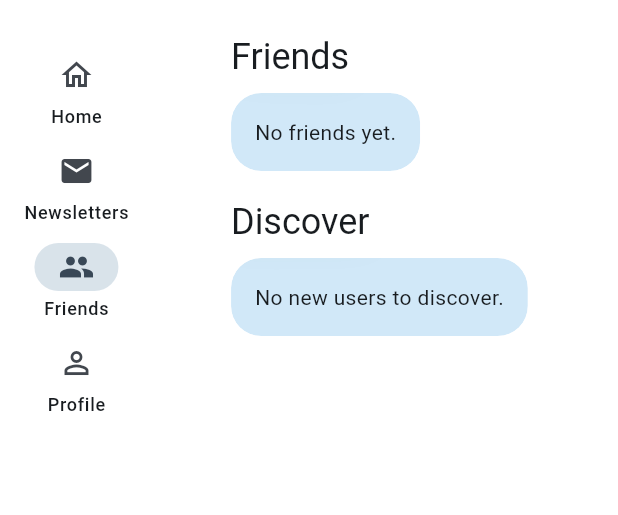
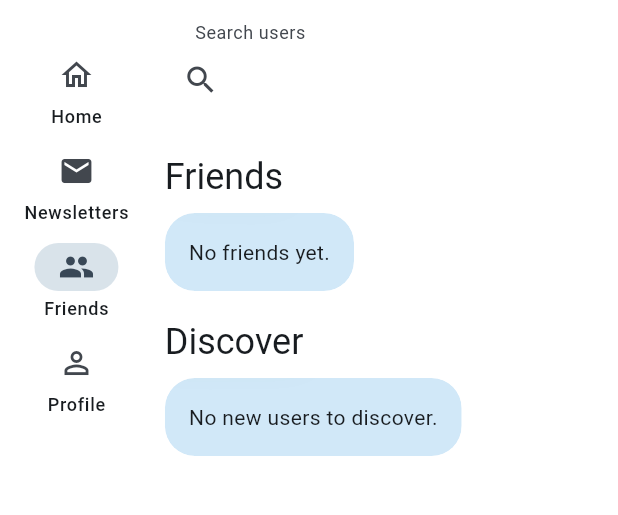
Before and after one commit to leonor-sinogas/world_connect_newsletter, a Flutter app: the HomeShell screen opened directly with empty values, after a tap on "Friends", on a phone screen of 412 x 824 dp, the part 63-578 px from its top. Run offline on Flutter 3.47's test engine with Material 3 defaults, Android fonts, the phone set to English and light mode, and no system bars; our stand-ins replace image_picker; accounts and stored records are empty; network calls fail.

Commit message:
Add friend search and pending invitations

```diff
--- a/frontend/lib/src/app.dart
+++ b/frontend/lib/src/app.dart
@@ -977,6 +977,13 @@ class NewslettersPage extends StatelessWidget {
                             : () => session.subscribe(n),
                         child: const Text('Leave'),
                       )
+                    else if (n.canJoin)
+                      OutlinedButton(
+                        onPressed: () => session.subscribe(n),
+                        child: Text(
+                          n.visibility == 'private' ? 'Join (invited)' : 'Join',
+                        ),
+                      )
                     else if (n.visibility == 'private' &&
                         n.joinStatus == 'pending')
                       const TextButton(onPressed: null, child: Text('Pending'))
@@ -1095,6 +1102,14 @@ class FriendsPage extends StatefulWidget {
 
 class _FriendsPageState extends State<FriendsPage> {
   int friendLimit = 5, discoverLimit = 5;
+  final search = TextEditingController();
+
+  @override
+  void dispose() {
+    search.dispose();
+    super.dispose();
+  }
+
   List<Map<String, dynamic>> _list(String key) {
     final value =
         widget.session.friends[key == 'discover' ? 'prospective' : key];
@@ -1108,14 +1123,28 @@ class _FriendsPageState extends State<FriendsPage> {
     final friends = _list('friends'),
         discover = _list('discover'),
         incoming = _list('incoming');
+    final query = search.text.trim().toLowerCase();
+    final filteredFriends = friends.where((u) => _matches(u, query)).toList();
+    final filteredDiscover = discover.where((u) => _matches(u, query)).toList();
+    final outgoingIds = _outgoingIds();
     return PageFrame(
       onRefresh: widget.session.refresh,
       child: Column(
         crossAxisAlignment: CrossAxisAlignment.start,
         children: [
+          TextField(
+            controller: search,
+            onChanged: (_) => setState(() {}),
+            textInputAction: TextInputAction.search,
+            decoration: const InputDecoration(
+              labelText: 'Search users',
+              prefixIcon: Icon(Icons.search),
+            ),
+          ),
+          const SizedBox(height: 18),
           if (incoming.isNotEmpty) _incomingSection(incoming),
-          _section('Friends', friends.take(friendLimit).toList(), true),
-          if (friends.length > friendLimit)
+          _section('Friends', filteredFriends.take(friendLimit).toList(), true),
+          if (filteredFriends.length > friendLimit)
             Center(
               child: TextButton(
                 onPressed: () => setState(() => friendLimit += 5),
@@ -1123,8 +1152,13 @@ class _FriendsPageState extends State<FriendsPage> {
               ),
             ),
           const SizedBox(height: 18),
-          _section('Discover', discover.take(discoverLimit).toList(), false),
-          if (discover.length > discoverLimit)
+          _section(
+            'Discover',
+            filteredDiscover.take(discoverLimit).toList(),
+            false,
+            pendingIds: outgoingIds,
+          ),
+          if (filteredDiscover.length > discoverLimit)
             Center(
               child: TextButton(
                 onPressed: () => setState(() => discoverLimit += 5),
@@ -1134,6 +1168,20 @@ class _FriendsPageState extends State<FriendsPage> {
         ],
       ),
     );
+  }
+
+  bool _matches(Map<String, dynamic> user, String query) =>
+      query.isEmpty ||
+      (user['username']?.toString().toLowerCase().contains(query) ?? false);
+
+  Set<int> _outgoingIds() {
+    final raw = widget.session.friends['outgoing'];
+    if (raw is! List) return <int>{};
+    return raw
+        .whereType<Map<String, dynamic>>()
+        .map((request) => request['addressee_id'])
+        .whereType<int>()
+        .toSet();
   }
 
   Widget _incomingSection(List<Map<String, dynamic>> requests) => Column(
@@ -1188,8 +1236,9 @@ class _FriendsPageState extends State<FriendsPage> {
   Widget _section(
     String title,
     List<Map<String, dynamic>> items,
-    bool isFriend,
-  ) => Column(
+    bool isFriend, {
+    Set<int> pendingIds = const <int>{},
+  }) => Column(
     crossAxisAlignment: CrossAxisAlignment.start,
     children: [
       Text(title, style: Theme.of(context).textTheme.headlineSmall),
@@ -1217,11 +1266,17 @@ class _FriendsPageState extends State<FriendsPage> {
                   const SizedBox(width: 12),
                   Expanded(child: Text(u['username']?.toString() ?? 'User')),
                   if (!isFriend)
-                    OutlinedButton.icon(
-                      icon: const Icon(Icons.person_add),
-                      label: const Text('Add friend'),
-                      onPressed: () => widget.session.addFriend(u['id'] as int),
-                    ),
+                    pendingIds.contains(u['id'])
+                        ? const OutlinedButton(
+                            onPressed: null,
+                            child: Text('Pending'),
+                          )
+                        : OutlinedButton.icon(
+                            icon: const Icon(Icons.person_add),
+                            label: const Text('Add friend'),
+                            onPressed: () =>
+                                widget.session.addFriend(u['id'] as int),
+                          ),
                 ],
               ),
             ),
```
Also changed, not shown: 1 other file.
